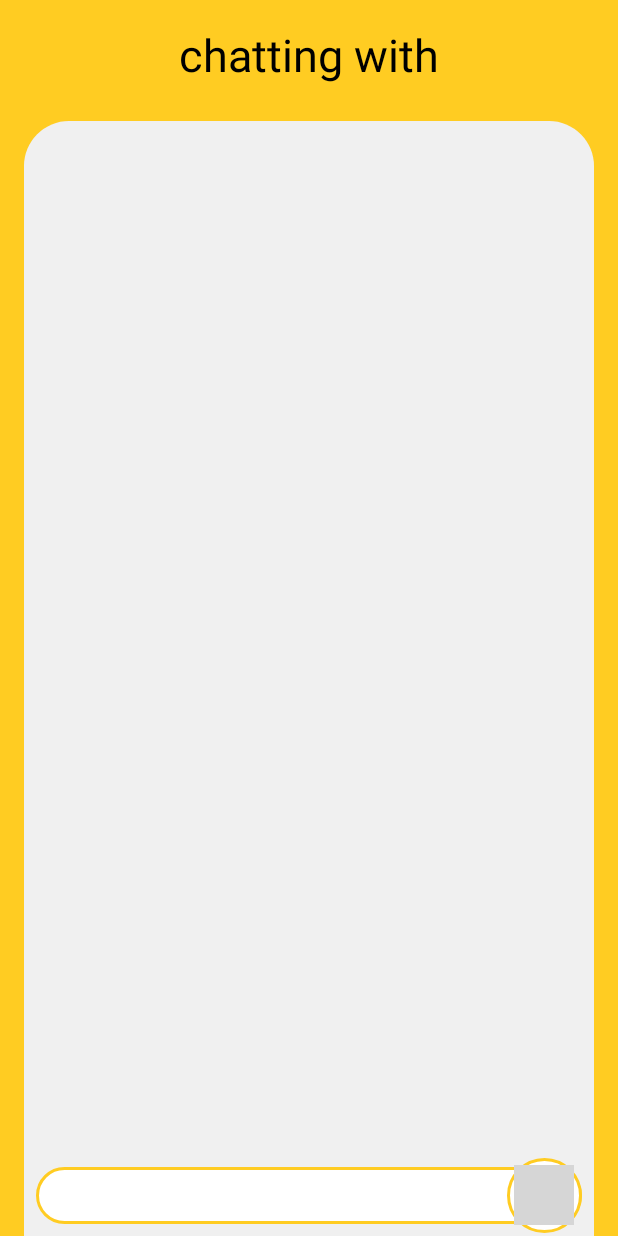
After one commit to keng-yu-liao/BlueChart_10, an Android app: the layout activity_chat.xml on its own in the app's theme, with its tools: preview values and no code run, on a phone screen of 412 x 824 dp. The commit adds this screen. Run offline under Robolectric (Android 15) with nearby library versions, the phone set to English and light mode, and no system bars; grey boxes are pictures that could not be loaded.

Commit message:
[新增] 聊天頁面layout素材

```diff
--- /dev/null
+++ b/app/src/main/res/drawable/bg_chat_input.xml
@@ -0,0 +1,8 @@
+<?xml version="1.0" encoding="utf-8"?>
+<shape xmlns:android="http://schemas.android.com/apk/res/android">
+    <solid android:color="@color/colorWhite" />
+    <stroke
+        android:width="2dp"
+        android:color="@color/colorYellow" />
+    <corners android:radius="30dp" />
+</shape>
--- /dev/null
+++ b/app/src/main/res/drawable/bg_chat_received.xml
@@ -0,0 +1,6 @@
+<?xml version="1.0" encoding="utf-8"?>
+<shape xmlns:android="http://schemas.android.com/apk/res/android">
+    <solid android:color="@color/colorGray" />
+
+    <corners android:radius="25dp" />
+</shape>
--- /dev/null
+++ b/app/src/main/res/drawable/bg_chat_send.xml
@@ -0,0 +1,6 @@
+<?xml version="1.0" encoding="utf-8"?>
+<shape xmlns:android="http://schemas.android.com/apk/res/android">
+    <solid android:color="@color/colorYellow" />
+
+    <corners android:radius="25dp" />
+</shape>
--- /dev/null
+++ b/app/src/main/res/drawable/btn_chat_send_selectable_bg.xml
@@ -0,0 +1,11 @@
+<?xml version="1.0" encoding="utf-8"?>
+<ripple xmlns:android="http://schemas.android.com/apk/res/android"
+    android:color="@color/colorYellow">
+    <item android:id="@android:id/mask">
+        <shape android:shape="rectangle">
+            <solid android:color="@color/colorYellow" />
+            <corners android:radius="0dp" />
+        </shape>
+    </item>
+    <item android:drawable="@drawable/bg_chat_input" />
+</ripple>
--- /dev/null
+++ b/app/src/main/res/drawable/btn_circular_background.xml
@@ -0,0 +1,8 @@
+<?xml version="1.0" encoding="utf-8"?>
+<shape xmlns:android="http://schemas.android.com/apk/res/android"
+    android:shape="oval">
+    <solid android:color="@color/colorWhite" />
+
+    <stroke android:color="@color/colorYellow"
+        android:width="2dp" />
+</shape>
--- /dev/null
+++ b/app/src/main/res/layout/activity_chat.xml
@@ -0,0 +1,70 @@
+<?xml version="1.0" encoding="utf-8"?>
+<androidx.constraintlayout.widget.ConstraintLayout xmlns:android="http://schemas.android.com/apk/res/android"
+    xmlns:tools="http://schemas.android.com/tools"
+    android:layout_width="match_parent"
+    android:layout_height="match_parent"
+    xmlns:app="http://schemas.android.com/apk/res-auto"
+    android:background="@color/colorYellow">
+
+    <TextView
+        android:id="@+id/tv_title_chat"
+        android:layout_width="wrap_content"
+        android:layout_height="wrap_content"
+        android:layout_marginTop="16dp"
+        android:text="@string/chat_title"
+        android:textColor="@color/colorBlack"
+        android:textSize="@dimen/text_size_big"
+        app:layout_constraintEnd_toEndOf="parent"
+        app:layout_constraintStart_toStartOf="parent"
+        app:layout_constraintTop_toTopOf="parent" />
+
+    <androidx.constraintlayout.widget.ConstraintLayout
+        android:id="@+id/cl_chat"
+        android:layout_width="0dp"
+        android:layout_height="0dp"
+        android:layout_marginStart="16dp"
+        android:layout_marginTop="24dp"
+        android:layout_marginEnd="16dp"
+        android:background="@drawable/bg_search"
+        app:layout_constraintBottom_toBottomOf="parent"
+        app:layout_constraintEnd_toEndOf="parent"
+        app:layout_constraintStart_toStartOf="parent"
+        app:layout_constraintTop_toBottomOf="@+id/tv_title_chat">
+
+
+        <EditText
+            android:id="@+id/edt_chat_input"
+            android:layout_width="0dp"
+            android:layout_height="wrap_content"
+            android:layout_marginStart="8dp"
+            android:layout_marginEnd="8dp"
+            android:layout_marginBottom="8dp"
+            android:background="@drawable/bg_chat_input"
+            android:inputType="textMultiLine"
+            android:maxLength="10"
+            android:padding="8dp"
+            android:textSize="@dimen/text_size_mid_small"
+            app:layout_constraintBottom_toBottomOf="parent"
+            app:layout_constraintEnd_toEndOf="parent"
+            app:layout_constraintStart_toStartOf="parent"
+            tools:ignore="Autofill,LabelFor" />
+
+        <FrameLayout
+            android:layout_width="50dp"
+            android:layout_height="50dp"
+            android:background="@drawable/btn_circular_background"
+            app:layout_constraintEnd_toEndOf="@+id/edt_chat_input"
+            app:layout_constraintBottom_toBottomOf="@+id/edt_chat_input"
+            app:layout_constraintTop_toTopOf="@+id/edt_chat_input" >
+
+            <ImageView
+                android:layout_width="40dp"
+                android:layout_height="40dp"
+                android:layout_gravity="center"
+                android:src="@mipmap/ic_send_depri"
+                tools:ignore="ContentDescription" />
+
+        </FrameLayout>
+
+    </androidx.constraintlayout.widget.ConstraintLayout>
+</androidx.constraintlayout.widget.ConstraintLayout>
--- a/app/src/main/res/values/strings.xml
+++ b/app/src/main/res/values/strings.xml
@@ -17,6 +17,9 @@
     <string name="search_no_devices">no devices</string>
     <string name="search_searching_devices">searching devices…</string>
 
+    //Chat頁面
+    <string name="chat_title">chatting with </string>
+
     //Search頁面 - bluetooth connect status
     <string name="bluetooth_status_disconnected">disconnected</string>
     <string name="bluetooth_status_connected">connected</string>
```
